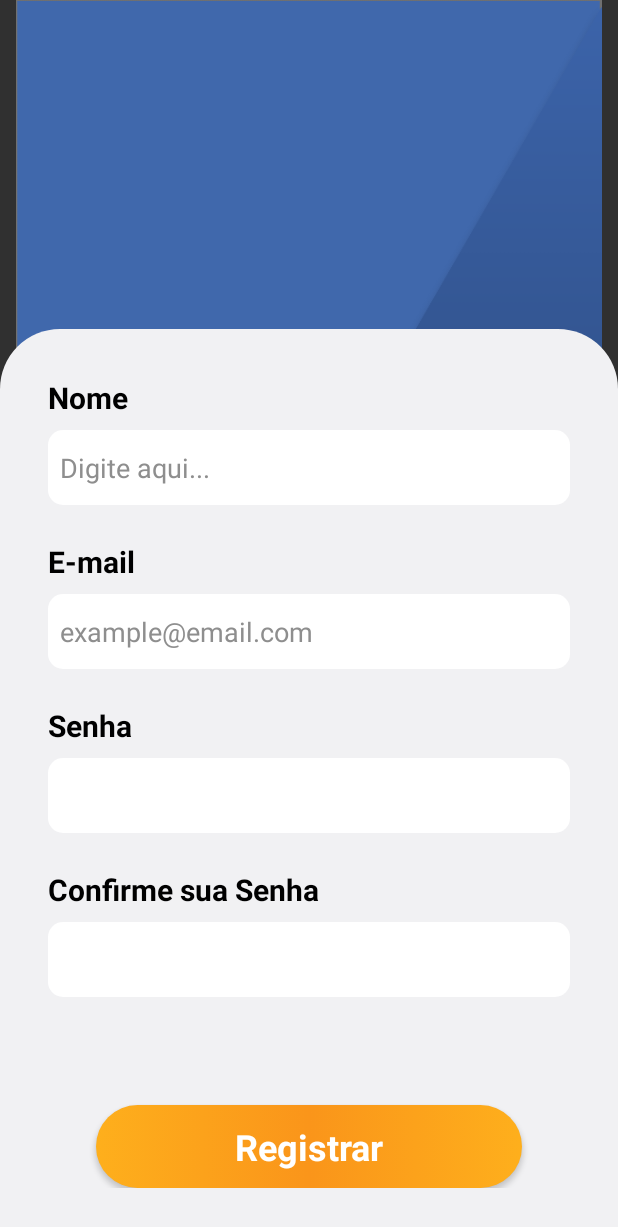
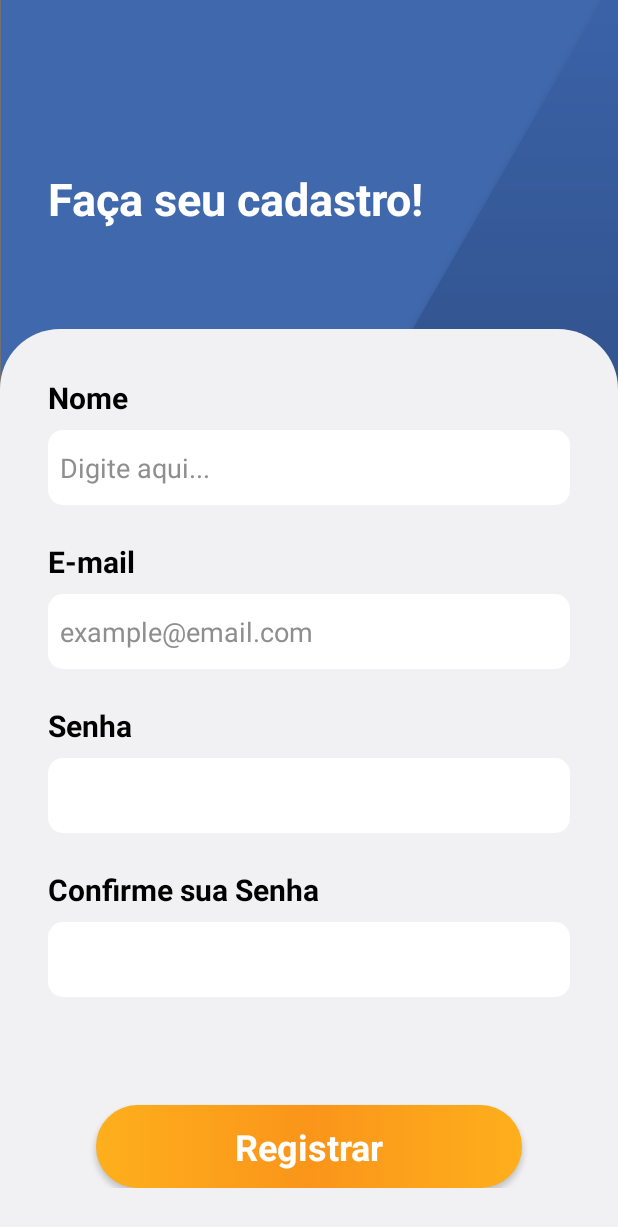
Before and after one commit to devpbleite/myapp-ui, an Android app: the layout signup_activity.xml on its own in the app's theme, with its tools: preview values and no code run, on a phone screen of 412 x 824 dp. Shown: the top 1227 px of the screen. Run offline under Robolectric (Android 15) with nearby library versions, the phone set to English and light mode, and no system bars.

```diff
--- a/app/src/main/res/layout/activity_intro.xml
+++ b/app/src/main/res/layout/activity_intro.xml
@@ -27,7 +27,7 @@
     <ImageView
         android:id="@+id/imageView"
         android:layout_width="411dp"
-        android:layout_height="549dp"
+        android:layout_height="449dp"
         android:scaleType="fitXY"
         app:layout_constraintBottom_toBottomOf="parent"
         app:layout_constraintEnd_toEndOf="parent"
--- a/app/src/main/res/layout/signup_activity.xml
+++ b/app/src/main/res/layout/signup_activity.xml
@@ -8,7 +8,9 @@
         android:id="@+id/imageView4"
         android:layout_width="wrap_content"
         android:layout_height="wrap_content"
-        app:srcCompat="@drawable/background_page" />
+        app:srcCompat="@drawable/background_page"
+        android:scaleType="centerCrop"
+        />
 
     <LinearLayout
         android:id="@+id/linearLayout"
@@ -137,4 +139,20 @@
             android:textStyle="bold" />
     </LinearLayout>
 
+    <TextView
+        android:id="@+id/textView9"
+        android:layout_width="wrap_content"
+        android:layout_height="wrap_content"
+        android:layout_marginStart="32dp"
+        android:text="Faça seu cadastro!"
+        android:textColor="#fff"
+        android:textSize="30sp"
+        android:textStyle="bold"
+        app:layout_constraintBottom_toTopOf="@+id/linearLayout"
+        app:layout_constraintEnd_toEndOf="parent"
+        app:layout_constraintHorizontal_bias="0.0"
+        app:layout_constraintStart_toStartOf="parent"
+        app:layout_constraintTop_toTopOf="@+id/imageView4"
+        app:layout_constraintVertical_bias="0.627" />
+
 </androidx.constraintlayout.widget.ConstraintLayout>
--- /dev/null
+++ b/app/src/main/res/values/dimens.xml
@@ -0,0 +1,5 @@
+<resources>
+  <!-- Default screen margins, per the Android Design guidelines. -->
+  <dimen name="fragment_horizontal_margin">16dp</dimen>
+  <dimen name="fragment_vertical_margin">16dp</dimen>
+</resources>
```
Also changed, not shown: app/build.gradle (+9 -0 lines), app/src/main/java/com/example/myapplication/ui/login/LoginFragment.kt (added, +131 -0 lines), app/src/main/res/layout/login_activity.xml (+11 -8 lines), app/src/main/res/navigation/navigation.xml (added, +12 -0 lines), app/src/main/res/values/strings.xml (+10 -1 lines), build.gradle (+15 -4 lines).
